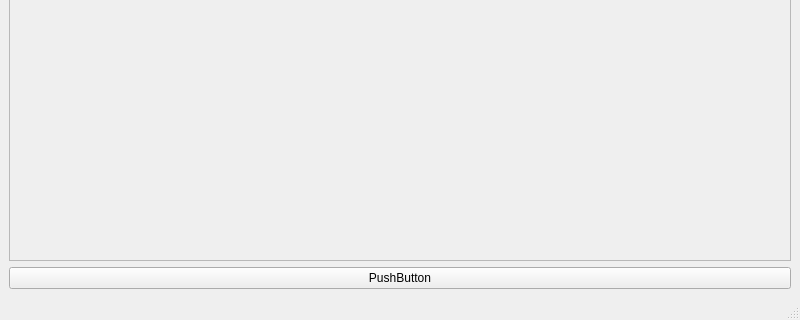
schoebey/taskplanner, file gui/mainwindow.ui: the form before one commit; both pictures show x 0 to 800 and y 280 to 600 of the 800 by 600 pixel window.
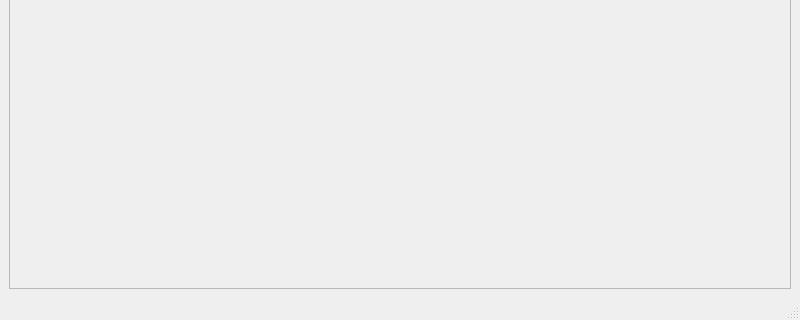
The form after the commit. Icons and pictures are not drawn.

What changed in the file:
```diff
--- a/gui/mainwindow.ui
+++ b/gui/mainwindow.ui
@@ -15,13 +15,6 @@
   </property>
   <widget class="QWidget" name="centralwidget">
    <layout class="QGridLayout" name="gridLayout">
-    <item row="1" column="0">
-     <widget class="QPushButton" name="pushButton">
-      <property name="text">
-       <string>PushButton</string>
-      </property>
-     </widget>
-    </item>
     <item row="0" column="0">
      <widget class="QFrame" name="frame">
       <property name="frameShape">
```
